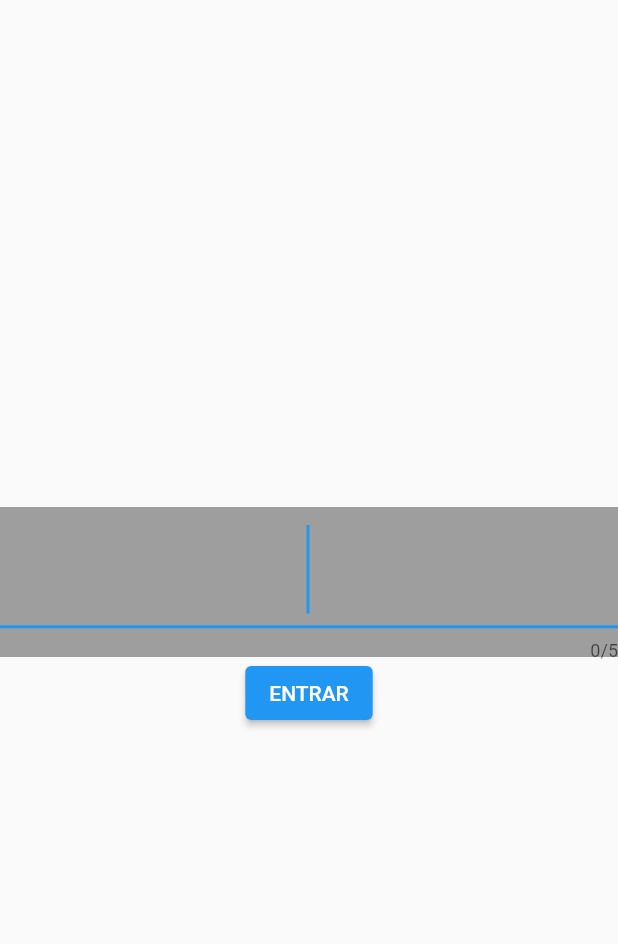
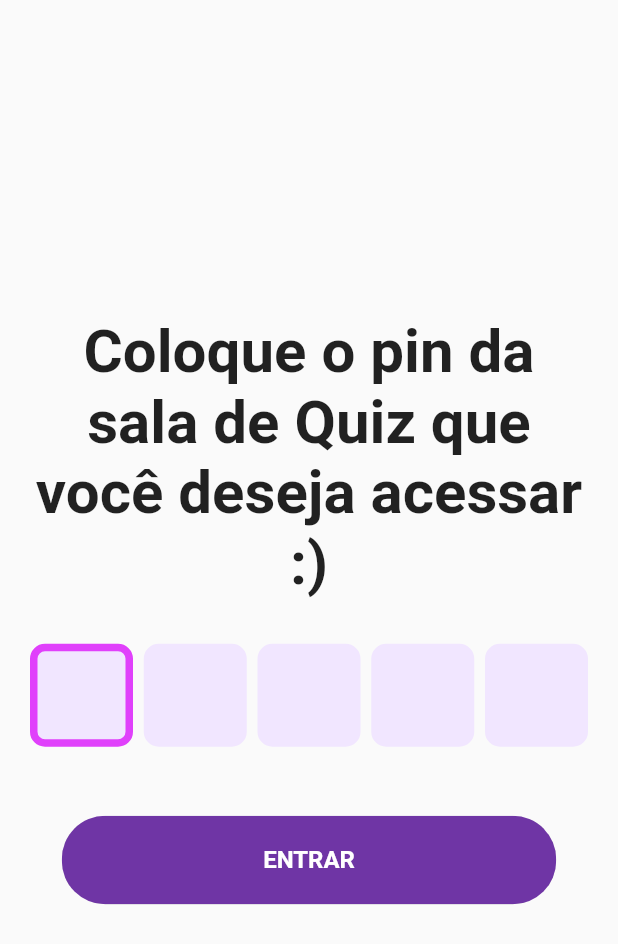
Before and after one commit to Felipeguisc/quifsc_project, a Flutter app: the QuizPage screen opened directly, on a phone screen of 412 x 824 dp. Shown: the top 944 px of the screen. Run offline on Flutter 3.47's test engine with Material 2 defaults, Android fonts, the phone set to English and light mode, and no system bars; drawn by our look-alikes of pin_code_fields; our stand-ins replace animated_text_kit, cloud_firestore, firebase_auth, firebase_core, flutter_svg; missing offline and left inert: flutter_tex; accounts and stored records are empty.

Commit message:
New quiz state logic

```diff
--- a/lib/models/question.dart
+++ b/lib/models/question.dart
@@ -1,21 +1,46 @@
+import 'options.dart';
+
 enum Subject {
   all,
   math,
 }
 
 class Question {
-  const Question({
-    required this.subject,
-    required this.id,
-    required this.question,
-    required this.options,
-    required this.answer,
-  });
-
-  final Subject subject;
-  final int id;
-  final String question;
-  final List options;
+  final String subject;
+  final String id;
+  final String title;
+  final String description;
+  final Options options;
   final int answer;
 
+  Question(
+    this.id,
+    this.subject,
+    this.title,
+    this.description,
+    this.options,
+    this.answer,
+  );
+
+  Question.fromJson(Map<String, dynamic> json)
+      : subject = json['subject'],
+        title = json['title'],
+        description = json['description'] ?? "",
+        options = Options.fromJson(json["options"]),
+        answer = json['answer'],
+        id = "11111";
+
+  Map<String, dynamic> toJson() => {
+        'subject': subject,
+        'title': title,
+        'description': description,
+        'options': options.toJson(),
+        'answer': answer,
+        'id': id,
+      };
+
+  @override
+  String toString() {
+    return 'Question{subject: $subject, title: $title, description: $description, options: $options, answer: $answer, id: $id,}';
+  }
 }
--- /dev/null
+++ b/lib/models/quiz.dart
@@ -0,0 +1,3 @@
+class Quiz {
+
+}
--- a/lib/screens/quiz/quiz.dart
+++ b/lib/screens/quiz/quiz.dart
@@ -1,8 +1,12 @@
+import 'package:animated_text_kit/animated_text_kit.dart';
 import 'package:flutter/material.dart';
 import 'package:flutter_tex/flutter_tex.dart';
+import 'package:login_project/screens/quiz/quiz_state.dart';
+import 'package:login_project/widgets/rounded_button.dart';
 import 'package:provider/provider.dart';
 
 import '../../constants.dart';
+import '../../widgets/pin_input.dart';
 import 'option.dart';
 
 class QuizPage extends StatefulWidget {
@@ -14,42 +18,96 @@ class QuizPage extends StatefulWidget {
 
 class _QuizPageState extends State<QuizPage> {
   final TextEditingController _pinController = TextEditingController();
-  String? _quizId;
 
   @override
   Widget build(BuildContext context) {
     return Scaffold(
-      body:
-          Consumer<QuizState>(
-              builder: (context, appState, _) {
-                if(_quizId == null) {
-                  return Column(
+      body: Consumer<QuizState>(builder: (context, appState, _) {
+        switch (appState.connectionState) {
+          case ConnectState.connected:
+            switch (appState.awaiting) {
+              case Awaiting.yes:
+                return Container(
+                  color: Colors.deepPurple,
+                  child: Center(
+                    child: AnimatedTextKit(
+                      animatedTexts: [
+                        TypewriterAnimatedText(
+                          'Aguardando...',
+                          textStyle: const TextStyle(
+                            color: Colors.white,
+                            fontSize: 32.0,
+                            fontWeight: FontWeight.bold,
+                          ),
+                          speed: const Duration(milliseconds: 100),
+                        ),
+                      ],
+                      repeatForever: true,
+                      pause: const Duration(milliseconds: 1000),
+                      displayFullTextOnTap: true,
+                      stopPauseOnTap: false,
+                    ),
+                  ),
+                );
+              case Awaiting.no:
+                return QuizWidget();
+            }
+            return Center(child: const CircularProgressIndicator());
+          case ConnectState.disconnected:
+            return Padding(
+              padding: const EdgeInsets.all(20.0),
+              child: Column(
                 mainAxisAlignment: MainAxisAlignment.center,
                 children: [
-                      Container(
-                        alignment: Alignment.bottomCenter,
-                        height: 100,
-                          color: Colors.grey,
-                          child: TextField(
+                  Text(
+                    "Coloque o pin da sala de Quiz que você deseja acessar :)",
                     textAlign: TextAlign.center,
-                            autofocus: true,
-                            decoration: InputDecoration(
-                              fillColor: Colors.pink,
-                              focusColor: Colors.pink,
-                            ),
-                            keyboardType: TextInputType.number,
-                            maxLength: 5,
-                            controller: _pinController,
                     style: TextStyle(
-                              fontSize: 50
+                      fontWeight: FontWeight.w700,
+                      fontSize: 40,
                     ),
                   ),
+                  SizedBox(
+                    height: 30,
                   ),
-                      ElevatedButton(onPressed: () { setState(() { _quizId = _pinController.text; }); }, child: Text("ENTRAR"))
+                  Container(
+                    child: !appState.loading
+                        ? PinInput(controller: _pinController)
+                        : CircularProgressIndicator(),
+                  ),
+                  SizedBox(
+                    height: 20,
+                  ),
+                  RoundedButton(
+                    text: "ENTRAR",
+                    onPress: () =>
+                        appState.pinQuiz(context, _pinController.text),
+                  ),
                 ],
+              ),
             );
-                } else {
-                  return Column(
+        }
+        return Center(child: const CircularProgressIndicator());
+      }),
+    );
+  }
+}
+
+class QuizWidget extends StatefulWidget {
+  const QuizWidget({
+    Key? key,
+  }) : super(key: key);
+
+  @override
+  State<QuizWidget> createState() => _QuizWidgetState();
+}
+
+class _QuizWidgetState extends State<QuizWidget> {
+  @override
+  Widget build(BuildContext context) {
+    return Container(
+      color: Colors.deepPurple,
+      child: Column(
         mainAxisAlignment: MainAxisAlignment.spaceEvenly,
         children: [
           Card(
@@ -72,17 +130,10 @@ class _QuizPageState extends State<QuizPage> {
                       style: TeXViewStyle(textAlign: TeXViewTextAlign.center)),
                   renderingEngine: TeXViewRenderingEngine.katex(),
                 ),
-                            Text(
-                              'Após questão',
-                              textAlign: TextAlign.center,
-                              style: TextStyle(fontWeight: FontWeight.bold, fontSize: 14.0),
-                            ),
               ],
             ),
           ),
-                      Card(
-                        color: Colors.lightBlueAccent,
-                        child: Column(
+          Column(
             mainAxisAlignment: MainAxisAlignment.spaceEvenly,
             children: <Widget>[
               Option(questionLabel: 'Questão 1 com exemplo'),
@@ -90,18 +141,12 @@ class _QuizPageState extends State<QuizPage> {
               Option(questionLabel: 'Questão 3 com exemplo'),
               Option(questionLabel: 'Questão 4 com exemplo'),
             ],
-                        ),
           )
         ],
-                  );
-                }
-                return Center(child: const CircularProgressIndicator());
-              }
       ),
     );
   }
 }
-
 
 enum CODE_VERIFICATION_STEP {
   INITIAL,
--- a/lib/screens/quiz/quiz_home.dart
+++ b/lib/screens/quiz/quiz_home.dart
@@ -1,8 +1,7 @@
 import 'package:flutter/material.dart';
 import 'package:login_project/screens/quiz/quiz.dart';
+import 'package:login_project/screens/quiz/quiz_state.dart';
 import 'package:provider/provider.dart';
-
-import 'option.dart';
 
 class QuizHomePage extends StatelessWidget {
   const QuizHomePage({Key? key}) : super(key: key);
--- /dev/null
+++ b/lib/services/quiz.dart
@@ -0,0 +1,5 @@
+import 'package:flutter/material.dart';
+
+class QuizService extends ChangeNotifier{
+
+}
--- /dev/null
+++ b/lib/widgets/pin_input.dart
@@ -0,0 +1,48 @@
+import 'package:flutter/material.dart';
+import 'package:pin_code_fields/pin_code_fields.dart';
+
+import '../constants.dart';
+
+class PinInput extends StatelessWidget {
+  final TextEditingController controller;
+
+  const PinInput({
+    Key? key,
+    required this.controller,
+  }) : super(key: key);
+
+  @override
+  Widget build(BuildContext context) {
+    Size size = MediaQuery.of(context).size;
+    return PinCodeTextField(
+      appContext: context,
+      length: 5,
+      onChanged: (value) {
+        print(value);
+      },
+      pinTheme: PinTheme(
+        shape: PinCodeFieldShape.box,
+        borderRadius: BorderRadius.circular(10),
+        fieldHeight: size.width / 6,
+        fieldWidth: size.width / 6,
+        borderWidth: 5,
+        activeColor: Colors.purple,
+        selectedColor: Colors.purpleAccent,
+        activeFillColor: kPrimaryLightColor,
+        selectedFillColor: kPrimaryLightColor,
+        disabledColor: kPrimaryLightColor,
+        inactiveColor: kPrimaryLightColor,
+        inactiveFillColor: kPrimaryLightColor,
+      ),
+      controller: controller,
+      backgroundColor: Colors.transparent,
+      obscureText: false,
+      autoDismissKeyboard: true,
+      autoFocus: true,
+      enableActiveFill: true,
+      showCursor: false,
+      keyboardType: TextInputType.number,
+      textStyle: TextStyle(fontSize: 40),
+    );
+  }
+}
--- a/pubspec.yaml
+++ b/pubspec.yaml
@@ -36,6 +36,8 @@ dependencies:
   shared_preferences: ^2.0.15
   provider: ^6.0.2
   flutter_tex: ^4.0.3+4
+  pin_code_fields: ^7.4.0
+  animated_text_kit: ^4.2.2
 
   # The following adds the Cupertino Icons font to your application.
   # Use with the CupertinoIcons class for iOS style icons.
```
Also changed, not shown: lib/models/options.dart (added, +11 -0 lines), lib/screens/home/home.dart (+11 -3 lines), lib/screens/quiz/option.dart (+0 -12 lines), lib/screens/quiz/quiz_state.dart (added, +90 -0 lines), pubspec.lock. Lines whose indentation alone changed are shown as unchanged.
